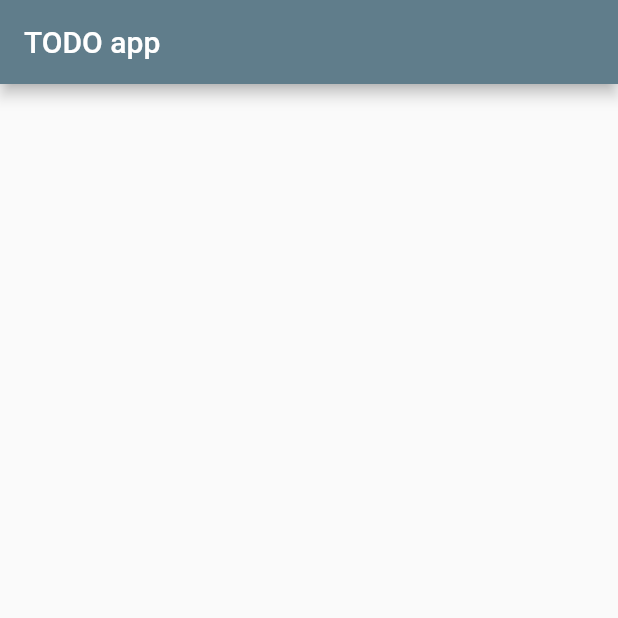
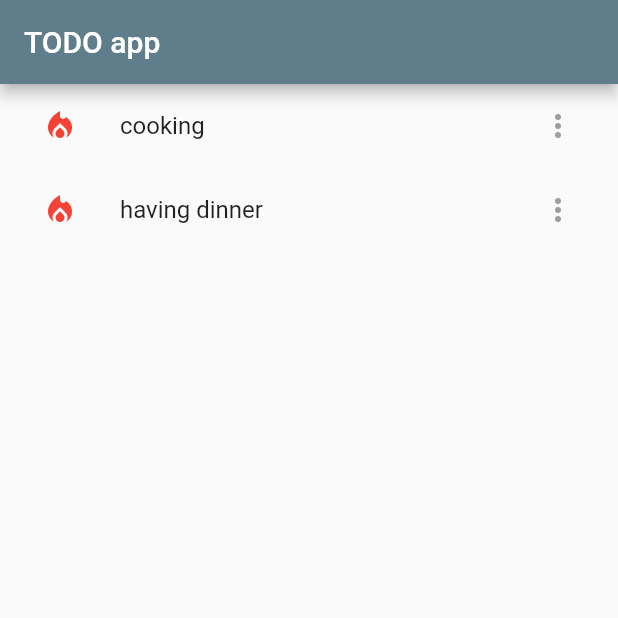
Before and after one commit to EndoNrak/todo_app, a Flutter app: the screen it shows after launch, on a phone screen of 412 x 824 dp, the top half of it. Run offline on Flutter 3.47's test engine with Material 2 defaults, Android fonts, the phone set to English and light mode, and no system bars.

Commit message:
feature: create todoitem_list

```diff
--- /dev/null
+++ b/app/lib/components/molecules/item.dart
@@ -0,0 +1,24 @@
+import 'package:flutter/material.dart';
+
+class TodoItem extends StatelessWidget {
+  const TodoItem({Key? key, required this.todo}) : super(key: key);
+
+  final String todo;
+
+  @override
+  Widget build(BuildContext context) {
+    return ListTile(
+      leading: IconButton(
+        icon: const Icon(Icons.local_fire_department),
+        color: Colors.red,
+        onPressed: () {},
+      ),
+      title: Text(todo),
+      trailing: IconButton(
+        icon: const Icon(Icons.more_vert),
+        color: Colors.grey,
+        onPressed: () {},
+      ),
+    );
+  }
+}
--- /dev/null
+++ b/app/lib/components/organisms/item_list.dart
@@ -0,0 +1,17 @@
+import 'package:flutter/material.dart';
+import '../molecules/item.dart';
+
+class ItemList extends StatelessWidget {
+  ItemList({Key? key}) : super(key: key);
+  final List<String> todolist = ['apple', 'banana', 'grape', 'orange'];
+
+  @override
+  Widget build(BuildContext context) {
+    return Column(
+      children: const [
+        TodoItem(todo: "cooking"),
+        TodoItem(todo: "having dinner"),
+      ],
+    );
+  }
+}
--- a/app/lib/components/pages/home.dart
+++ b/app/lib/components/pages/home.dart
@@ -1,10 +1,13 @@
 import 'package:flutter/material.dart';
+import '../organisms/item_list.dart';
 
 class MyHomePage extends StatelessWidget {
   const MyHomePage({Key? key}) : super(key: key);
 
   @override
   Widget build(BuildContext context) {
-    return const Center();
+    return Center(
+      child: ItemList(),
+    );
   }
 }
```
